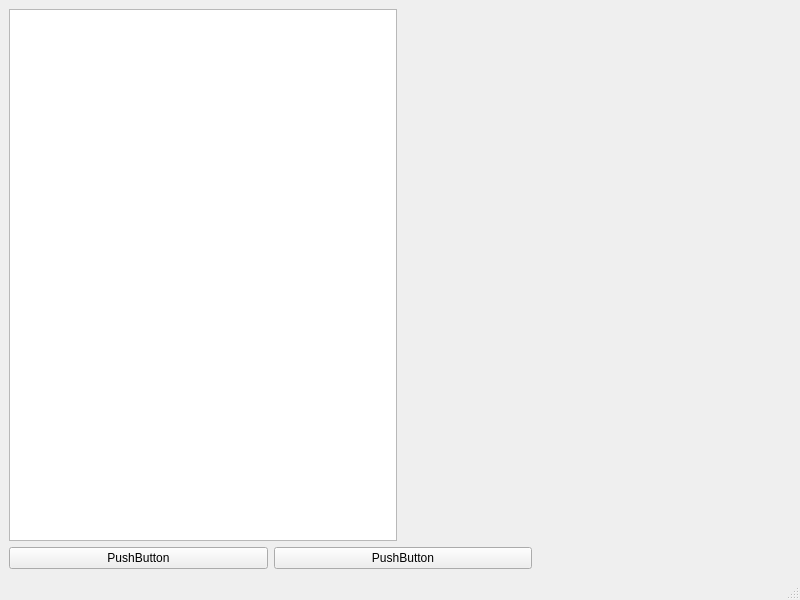
tylerchanner/2023_20451427, file Worksheet6/Qt_intro/mainwindow.ui: the form before one commit.
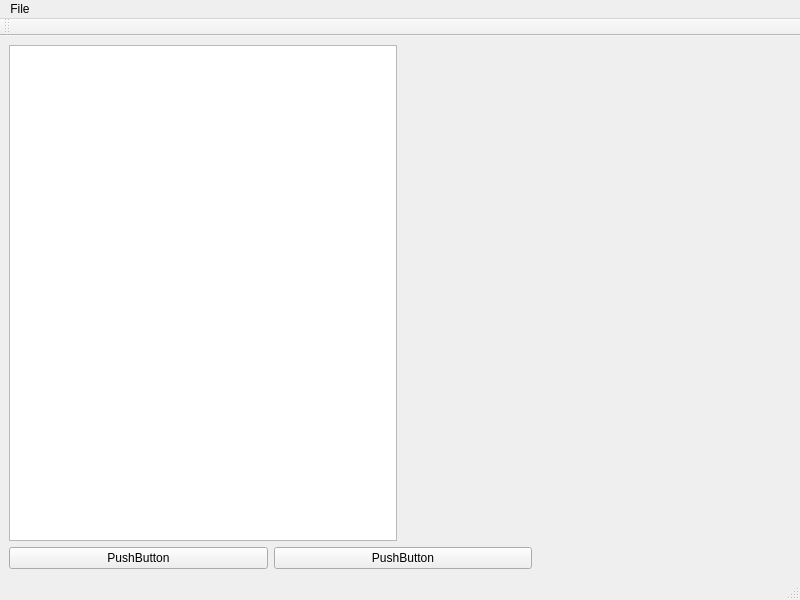
The form after the commit.

Commit message: Worksheet 6 Exercise 6: Adding Tool Bars and Menu Bars

The edit to the form file:
```diff
--- a/Worksheet6/Qt_intro/mainwindow.ui
+++ b/Worksheet6/Qt_intro/mainwindow.ui
@@ -93,8 +93,34 @@
      <height>21</height>
     </rect>
    </property>
+   <widget class="QMenu" name="menuFile">
+    <property name="title">
+     <string>File</string>
+    </property>
+    <addaction name="actionOpen_File"/>
+   </widget>
+   <addaction name="menuFile"/>
   </widget>
   <widget class="QStatusBar" name="statusbar"/>
+  <widget class="QToolBar" name="toolBar">
+   <property name="windowTitle">
+    <string>toolBar</string>
+   </property>
+   <attribute name="toolBarArea">
+    <enum>TopToolBarArea</enum>
+   </attribute>
+   <attribute name="toolBarBreak">
+    <bool>false</bool>
+   </attribute>
+  </widget>
+  <action name="actionOpen_File">
+   <property name="text">
+    <string>Open File</string>
+   </property>
+   <property name="menuRole">
+    <enum>QAction::NoRole</enum>
+   </property>
+  </action>
  </widget>
  <resources/>
  <connections/>
```
The commit also changes 2 other files.
